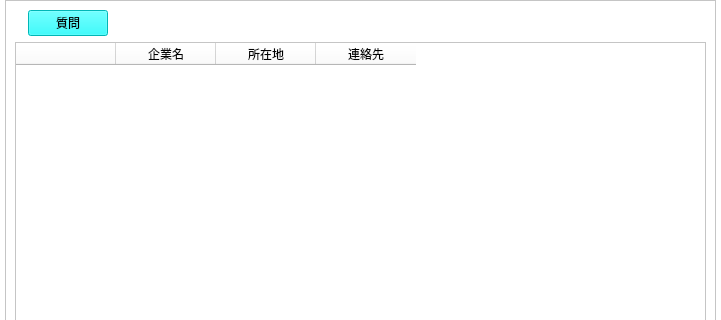
Qt form design/adminFirm.ui (kokimame/e-navi) before a commit; both pictures show x 0 to 721 and y 0 to 320 of the 721 by 910 pixel window.
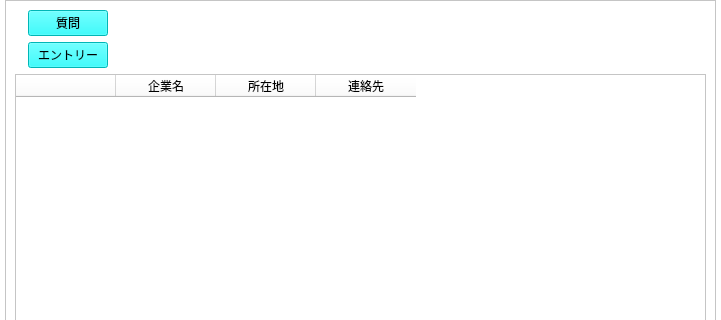
The same form after that commit. Icons and pictures are not drawn.

Commit message: Added a page for editing combo boxes on the Entry page

```diff
--- a/design/adminFirm.ui
+++ b/design/adminFirm.ui
@@ -60,7 +60,9 @@
           </widget>
          </item>
          <item>
-          <widget class="QPushButton" name="dbBtn">
+          <layout class="QVBoxLayout" name="verticalLayout">
+           <item>
+            <widget class="QPushButton" name="qaBtn">
            <property name="styleSheet">
             <string notr="true">background-color: rgb(0,255,255)</string>
            </property>
@@ -68,6 +70,18 @@
             <string>質問</string>
            </property>
           </widget>
+           </item>
+           <item>
+            <widget class="QPushButton" name="entryBtn">
+             <property name="styleSheet">
+              <string notr="true">background-color: rgb(0,255,255)</string>
+             </property>
+             <property name="text">
+              <string>エントリー</string>
+             </property>
+            </widget>
+           </item>
+          </layout>
          </item>
          <item>
           <spacer name="horizontalSpacer_3">
```
Left out of the diff: 2 changed lines with no effect on the pictures. Lines whose indentation alone changed are shown as unchanged. The commit also changes 10 other files.
